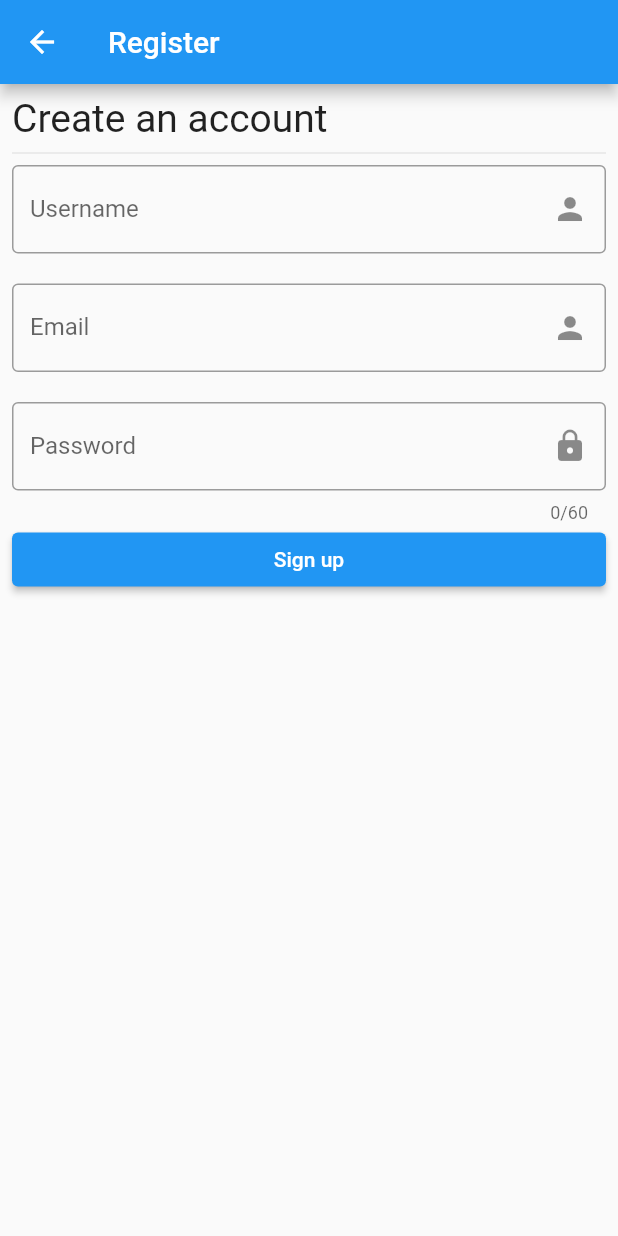
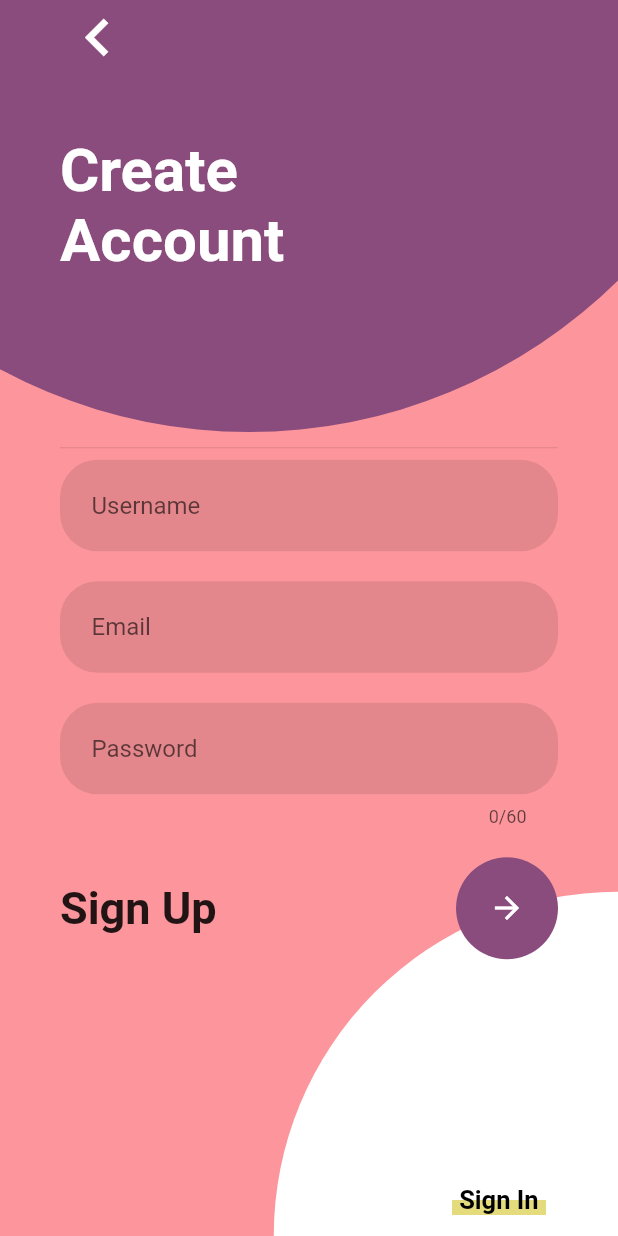
Before and after one commit to DenzelCode/flutter-auth, a Flutter app: the RegisterScreen screen opened by its route, on a phone screen of 412 x 824 dp. Run offline on Flutter 3.47's test engine with Material 2 defaults, Android fonts, the light colour scheme and no system bars; our stand-ins replace flutter_secure_storage; accounts and stored records are empty; network calls fail.

Commit message:
fix: design updated on login and register

```diff
--- a/lib/src/app.dart
+++ b/lib/src/app.dart
@@ -1,3 +1,4 @@
+import 'package:auth/src/common/widgets/circles_background.dart';
 import 'package:auth/src/screens/home_screen.dart';
 import 'package:auth/src/screens/login_screen.dart';
 import 'package:auth/src/screens/register_screen.dart';
@@ -14,6 +15,11 @@ class MyApp extends StatelessWidget {
         LoginScreen.routeName: (context) => LoginScreen(),
         RegisterScreen.routeName: (context) => RegisterScreen(),
       },
+      theme: ThemeData(
+        primaryColor: Color(0xff8A4C7D),
+        accentColor: Color(0xffFD969C),
+        highlightColor: Color(0xffE4DB7C),
+      ),
     );
   }
 }
--- a/lib/src/common/widgets/main_text_field.dart
+++ b/lib/src/common/widgets/main_text_field.dart
@@ -2,17 +2,23 @@ import 'package:flutter/material.dart';
 
 class MainTextField extends StatelessWidget {
   final ValueChanged<String>? onChanged;
+  final VoidCallback? onEditingComplete;
+  final ValueChanged<String>? onSubmitted;
   final String label;
   final TextEditingController? controller;
-  final int? maxLength;
-  final bool? obscureText;
+  final bool? passwordField;
+  final bool? emailField;
+  final bool? usernameField;
 
   const MainTextField({
     Key? key,
     this.onChanged,
     this.controller,
-    this.maxLength,
-    this.obscureText,
+    this.passwordField,
+    this.onEditingComplete,
+    this.onSubmitted,
+    this.emailField,
+    this.usernameField,
     required this.label,
   }) : super(key: key);
 
@@ -34,9 +40,14 @@ class MainTextField extends StatelessWidget {
         ),
         contentPadding: EdgeInsets.all(21),
       ),
-      obscureText: obscureText ?? false,
+      keyboardType: emailField == true ? TextInputType.emailAddress : null,
+      obscureText: passwordField ?? false,
+      maxLength: passwordField == true ? 60 : null,
+      autocorrect: usernameField != true,
       controller: controller,
       onChanged: onChanged,
+      onEditingComplete: onEditingComplete,
+      onSubmitted: onSubmitted,
     );
   }
 }
--- /dev/null
+++ b/lib/src/common/widgets/next_button.dart
@@ -0,0 +1,30 @@
+import 'package:flutter/material.dart';
+
+class NextButton extends StatelessWidget {
+  final VoidCallback? onPressed;
+
+  final bool? loading;
+
+  const NextButton({Key? key, this.onPressed, this.loading}) : super(key: key);
+
+  @override
+  Widget build(BuildContext context) {
+    return Container(
+      padding: EdgeInsets.all(10),
+      decoration: BoxDecoration(
+        color: Theme.of(context).primaryColor,
+        borderRadius: BorderRadius.circular(50),
+      ),
+      child: IconButton(
+        color: Colors.white,
+        onPressed: onPressed,
+        icon: loading == true
+            ? CircularProgressIndicator(
+                color: Colors.white,
+                strokeWidth: 2,
+              )
+            : Icon(Icons.arrow_forward),
+      ),
+    );
+  }
+}
--- /dev/null
+++ b/lib/src/common/widgets/underlined_button.dart
@@ -0,0 +1,48 @@
+import 'package:flutter/material.dart';
+
+class UnderlinedButton extends StatelessWidget {
+  final Widget child;
+
+  final VoidCallback? onPressed;
+
+  final Color color;
+
+  const UnderlinedButton({
+    Key? key,
+    required this.child,
+    this.onPressed,
+    required this.color,
+  }) : super(key: key);
+
+  @override
+  Widget build(BuildContext context) {
+    return TextButton(
+      onPressed: onPressed,
+      child: Stack(
+        children: [
+          Positioned(
+            bottom: 0,
+            child: Container(
+              color: color,
+              height: 10,
+              width: 500,
+            ),
+          ),
+          Padding(
+            padding: EdgeInsets.only(left: 5, right: 5),
+            child: child,
+          )
+        ],
+      ),
+      style: TextButton.styleFrom(
+        primary: Colors.black,
+        textStyle: TextStyle(
+          color: Colors.black,
+          fontWeight: FontWeight.bold,
+          fontSize: 17,
+        ),
+      ),
+    );
+    ;
+  }
+}
--- a/lib/src/screens/register_screen.dart
+++ b/lib/src/screens/register_screen.dart
@@ -2,7 +2,13 @@ import 'package:auth/main.dart';
 import 'package:auth/src/auth/providers/auth_provider.dart';
 import 'package:auth/src/common/exceptions/http_exception.dart';
 import 'package:auth/src/common/widgets/alert_widget.dart';
+import 'package:auth/src/common/widgets/circles_background.dart';
+import 'package:auth/src/common/widgets/go_back.dart';
+import 'package:auth/src/common/widgets/main_text_field.dart';
+import 'package:auth/src/common/widgets/next_button.dart';
+import 'package:auth/src/common/widgets/underlined_button.dart';
 import 'package:auth/src/screens/home_screen.dart';
+import 'package:auth/src/screens/login_screen.dart';
 import 'package:flutter/material.dart';
 import 'package:flutter/services.dart';
 import 'package:provider/provider.dart';
@@ -19,6 +25,8 @@ class RegisterScreen extends StatefulWidget {
 class _RegisterScreenState extends State<RegisterScreen> {
   final _passwordController = TextEditingController();
 
+  final GlobalKey<FormState> _formKey = GlobalKey<FormState>();
+
   String _username = '';
   String _email = '';
   bool _loading = false;
@@ -32,74 +40,122 @@ class _RegisterScreenState extends State<RegisterScreen> {
 
   @override
   Widget build(BuildContext context) {
+    final theme = Theme.of(context);
+
+    final node = FocusScope.of(context);
+
     return Scaffold(
-      appBar: AppBar(
-        title: Text('Register'),
-        // actions: [_loading ? CircularProgressIndicator() : Container()],
-        actions: [
-          _loadingWidget(),
-        ],
+      body: CirclesBackground(
+        backgroundColor: theme.accentColor,
+        topSmallCircleColor: theme.primaryColor,
+        topMediumCircleColor: theme.primaryColor,
+        topRightCircleColor: theme.accentColor,
+        bottomRightCircleColor: Colors.white,
+        child: Container(
+          padding: EdgeInsets.symmetric(horizontal: 40),
+          child: Form(
+            key: _formKey,
+            child: Column(
+              crossAxisAlignment: CrossAxisAlignment.start,
+              children: [
+                GoBack(),
+                SizedBox(
+                  height: 40,
                 ),
-      body: ListView(
-        padding: EdgeInsets.all(8.0),
-        children: [
-          Text(
-            'Create an account',
+                ConstrainedBox(
+                  constraints: BoxConstraints(maxWidth: 200),
+                  child: Text(
+                    'Create Account',
                     style: TextStyle(
-              fontSize: 26,
+                      fontSize: 40,
+                      fontWeight: FontWeight.bold,
+                      color: Colors.white,
                     ),
                   ),
+                ),
+                Spacer(),
                 Divider(),
-          TextField(
-            decoration: InputDecoration(
-              border: OutlineInputBorder(),
-              labelText: 'Username',
-              suffixIcon: Icon(Icons.person),
-            ),
+                MainTextField(
+                  label: 'Username',
+                  usernameField: true,
                   onChanged: (value) => setState(() {
                     _username = value;
                   }),
+                  onEditingComplete: () => node.nextFocus(),
                 ),
                 SizedBox(
                   height: 20,
                 ),
-          TextField(
-            keyboardType: TextInputType.emailAddress,
-            decoration: InputDecoration(
-              border: OutlineInputBorder(),
-              labelText: 'Email',
-              suffixIcon: Icon(Icons.person),
-            ),
+                MainTextField(
+                  label: 'Email',
                   onChanged: (value) => setState(() {
                     _email = value;
                   }),
+                  emailField: true,
+                  onEditingComplete: () => node.nextFocus(),
                 ),
                 SizedBox(
                   height: 20,
                 ),
-          TextField(
-            decoration: InputDecoration(
-              border: OutlineInputBorder(),
-              labelText: 'Password',
-              suffixIcon: Icon(Icons.lock),
-            ),
+                MainTextField(
+                  label: 'Password',
                   controller: _passwordController,
-            maxLength: 60,
-            obscureText: true,
+                  passwordField: true,
+                  onSubmitted: (_) {
+                    node.unfocus();
+
+                    _register(context);
+                  },
                 ),
                 SizedBox(
-            width: double.infinity,
-            child: ElevatedButton(
+                  height: 20,
+                ),
+                Row(
+                  children: [
+                    Text(
+                      'Sign Up',
+                      style: TextStyle(
+                        fontWeight: FontWeight.bold,
+                        fontSize: 30,
+                      ),
+                    ),
+                    Spacer(),
+                    NextButton(
                       onPressed: () => _register(context),
-              child: Text('Sign up'),
-            ),
+                      loading: _loading,
                     )
                   ],
+                ),
+                SizedBox(
+                  height: 30,
+                ),
+                Spacer(),
+                Row(
+                  children: [
+                    Spacer(),
+                    UnderlinedButton(
+                      onPressed: () => Navigator.pushNamed(
+                        context,
+                        LoginScreen.routeName,
+                      ),
+                      child: Text('Sign In'),
+                      color: theme.highlightColor,
+                    )
+                  ],
+                ),
+              ],
+            ),
+          ),
+        ),
       ),
     );
   }
 
   _register(BuildContext context) async {
+    if (_loading || !_formKey.currentState!.validate()) {
+      return;
+    }
+
     final provider = Provider.of<AuthProvider>(context, listen: false);
 
     setState(() {
@@ -120,8 +176,10 @@ class _RegisterScreenState extends State<RegisterScreen> {
     } on HttpException catch (e) {
       showDialog(
         context: context,
-        builder: (context) =>
-            AlertWidget(title: e.error ?? e.message, description: e.message),
+        builder: (context) => AlertWidget(
+          title: e.error ?? e.message,
+          description: e.message,
+        ),
       );
 
       _passwordController.text = '';
@@ -131,15 +189,4 @@ class _RegisterScreenState extends State<RegisterScreen> {
       _loading = false;
     });
   }
-
-  Widget _loadingWidget() {
-    return _loading
-        ? Padding(
-            padding: EdgeInsets.all(10.0),
-            child: CircularProgressIndicator(
-              color: Colors.white,
-            ),
-          )
-        : Container();
 }
-}
```
Also changed, not shown: lib/src/screens/login_screen.dart (+76 -33 lines). Lines whose indentation alone changed are shown as unchanged.
